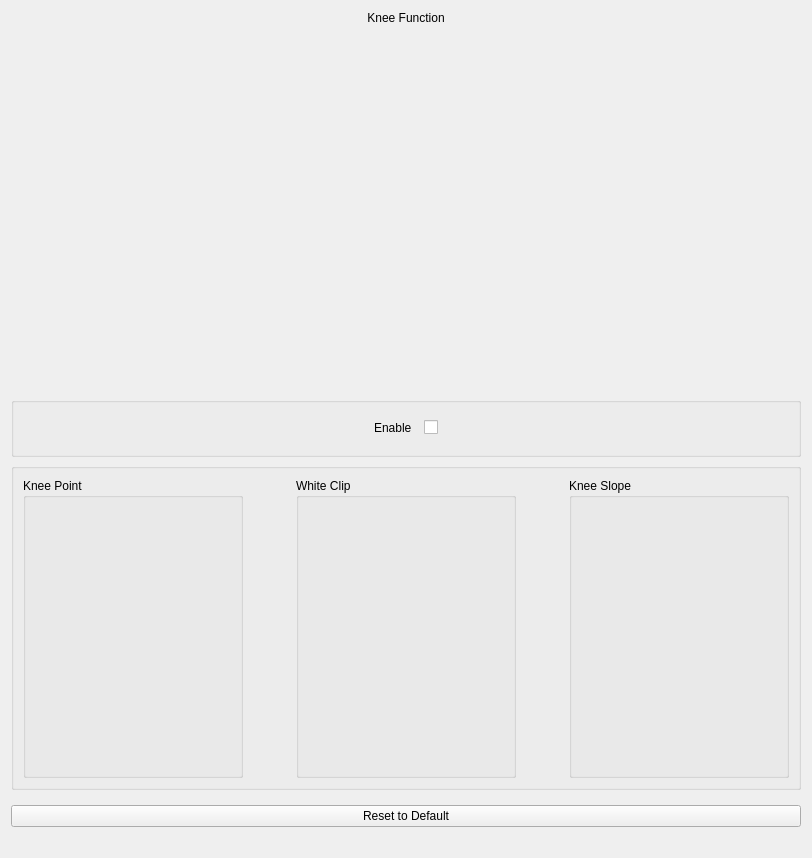
Above: dct_widgets/kneebox/kneebox.ui from KAYA-Instruments/SDI-Control-Point before the change. Below: the same form after it.
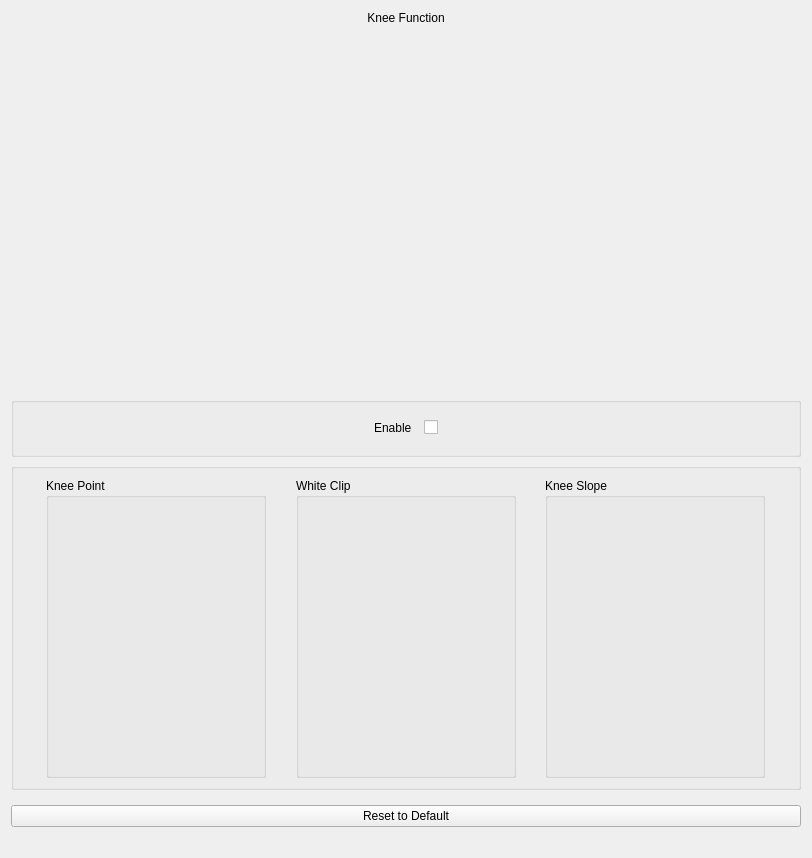
That is the form after the change. Custom widgets are drawn as their Qt base class.

What changed in the file:
```diff
--- a/dct_widgets/kneebox/kneebox.ui
+++ b/dct_widgets/kneebox/kneebox.ui
@@ -134,6 +134,19 @@
       <property name="bottomMargin">
        <number>9</number>
       </property>
+      <item>
+       <spacer name="horizontalSpacer">
+        <property name="orientation">
+         <enum>Qt::Horizontal</enum>
+        </property>
+        <property name="sizeHint" stdset="0">
+         <size>
+          <width>40</width>
+          <height>20</height>
+         </size>
+        </property>
+       </spacer>
+      </item>
       <item>
        <layout class="QVBoxLayout" name="verticalLayout_3">
         <item>
@@ -343,6 +356,19 @@
         </item>
        </layout>
       </item>
+      <item>
+       <spacer name="horizontalSpacer_4">
+        <property name="orientation">
+         <enum>Qt::Horizontal</enum>
+        </property>
+        <property name="sizeHint" stdset="0">
+         <size>
+          <width>40</width>
+          <height>20</height>
+         </size>
+        </property>
+       </spacer>
+      </item>
      </layout>
     </widget>
    </item>
```
